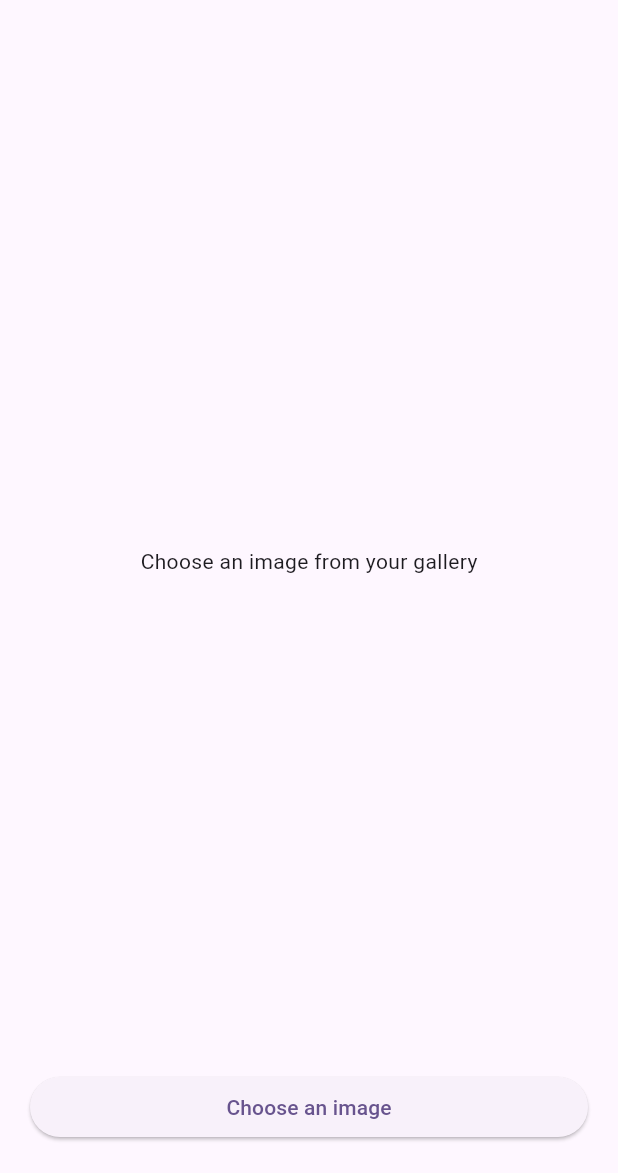
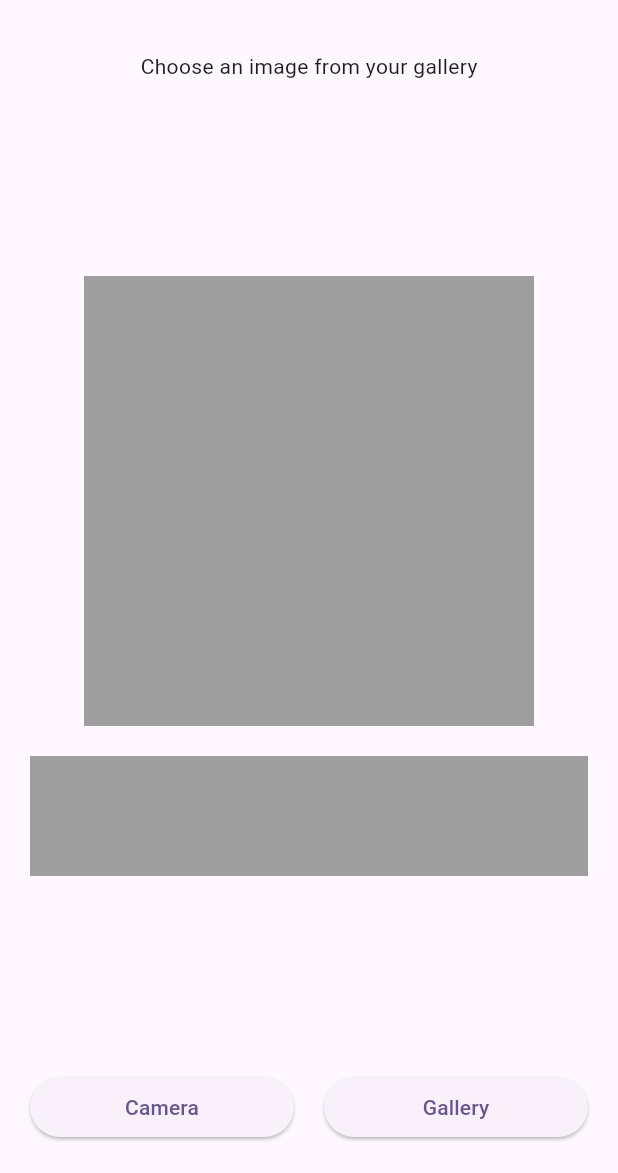
Before and after one commit to WhiteKr/framer, a Flutter app: the screen it shows after launch, on a phone screen of 412 x 824 dp, the part 63-1236 px from its top. Run offline on Flutter 3.47's test engine with Material 3 defaults, Android fonts, the phone set to English and light mode, and no system bars; our stand-ins replace image_picker.

Commit message:
update: add an image picker and build a new layout

```diff
--- a/lib/main.dart
+++ b/lib/main.dart
@@ -1,4 +1,7 @@
+import 'dart:io';
+
 import 'package:flutter/material.dart';
+import 'package:image_picker/image_picker.dart';
 
 void main() {
   runApp(const MyApp());
@@ -21,8 +24,16 @@ class MyApp extends StatelessWidget {
   }
 }
 
-class HomePage extends StatelessWidget {
+class HomePage extends StatefulWidget {
   const HomePage({super.key});
+
+  @override
+  State<HomePage> createState() => _HomePageState();
+}
+
+class _HomePageState extends State<HomePage> {
+  XFile? _image;
+  final ImagePicker picker = ImagePicker();
 
   @override
   Widget build(BuildContext context) {
@@ -32,16 +43,29 @@ class HomePage extends StatelessWidget {
         padding: const EdgeInsets.all(20),
         child: Column(
           mainAxisAlignment: MainAxisAlignment.spaceBetween,
-          crossAxisAlignment: CrossAxisAlignment.stretch,
           children: [
-            const Expanded(
-              child: Center(
-                child: Text('Choose an image from your gallery'),
-              ),
-            ),
-            ElevatedButton(
-              onPressed: pickImageFromGallery,
-              child: const Text('Choose an image'),
+            const Text('Choose an image from your gallery'),
+            _buildPhotoArea(),
+            Row(
+              children: [
+                Expanded(
+                  child: ElevatedButton(
+                    onPressed: () {
+                      getImage(ImageSource.camera);
+                    },
+                    child: const Text('Camera'),
+                  ),
+                ),
+                const SizedBox(width: 20),
+                Expanded(
+                  child: ElevatedButton(
+                    onPressed: () {
+                      getImage(ImageSource.gallery);
+                    },
+                    child: const Text('Gallery'),
+                  ),
+                ),
+              ],
             ),
           ],
         ),
@@ -49,5 +73,51 @@ class HomePage extends StatelessWidget {
     );
   }
 
-  void pickImageFromGallery() {}
+  Widget _buildPhotoArea() {
+    return Column(
+      children: [
+        _image != null
+            ? SizedBox(
+                width: 300,
+                height: 300,
+                child: Image.file(File(_image!.path)),
+              )
+            : Container(
+                width: 300,
+                height: 300,
+                color: Colors.grey,
+              ),
+        const SizedBox(height: 20),
+        _buildFilterList(),
+      ],
+    );
+  }
+
+  Widget _buildFilterList() {
+    return Container(
+      color: Colors.grey,
+      height: 80,
+      child: _image != null
+          ? ListView.separated(
+              scrollDirection: Axis.horizontal,
+              itemBuilder: (context, index) => Container(
+                width: 80,
+                color: Colors.black,
+                child: const Text('hi'),
+              ),
+              separatorBuilder: (context, index) => const SizedBox(width: 10),
+              itemCount: 10,
+            )
+          : Container(),
+    );
+  }
+
+  Future getImage(ImageSource imageSource) async {
+    final XFile? pickedFile = await picker.pickImage(source: imageSource);
+    if (pickedFile != null) {
+      setState(() {
+        _image = XFile(pickedFile.path);
+      });
+    }
+  }
 }
--- a/pubspec.yaml
+++ b/pubspec.yaml
@@ -35,6 +35,7 @@ dependencies:
   # The following adds the Cupertino Icons font to your application.
   # Use with the CupertinoIcons class for iOS style icons.
   cupertino_icons: ^1.0.2
+  image_picker: ^1.0.7
 
 dev_dependencies:
   flutter_test:
```
Also changed, not shown: pubspec.lock, 7 other files.
